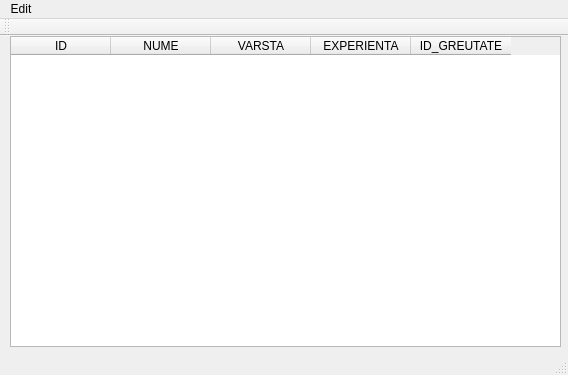
The window that mainwindow.ui (vioan12/BD_Proiect) describes before a commit, drawn with Qt 5.
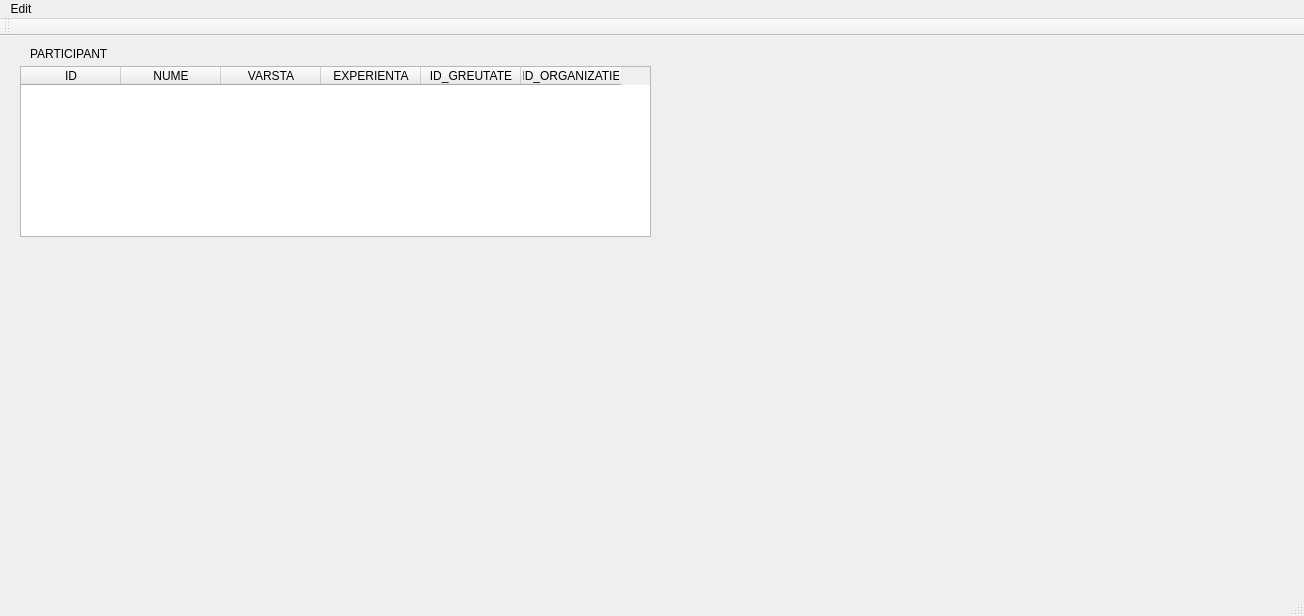
The same window after the commit.

Commit message: -Am facut modificari la AddParticipant

```diff
--- a/mainwindow.ui
+++ b/mainwindow.ui
@@ -6,8 +6,8 @@
    <rect>
     <x>0</x>
     <y>0</y>
-    <width>568</width>
-    <height>375</height>
+    <width>1304</width>
+    <height>616</height>
    </rect>
   </property>
   <property name="windowTitle">
@@ -17,10 +17,10 @@
    <widget class="QTableWidget" name="tableWidget">
     <property name="geometry">
      <rect>
-      <x>10</x>
-      <y>0</y>
-      <width>551</width>
-      <height>311</height>
+      <x>20</x>
+      <y>30</y>
+      <width>631</width>
+      <height>171</height>
      </rect>
     </property>
     <column>
@@ -48,6 +48,24 @@
       <string>ID_GREUTATE</string>
      </property>
     </column>
+    <column>
+     <property name="text">
+      <string>ID_ORGANIZATIE</string>
+     </property>
+    </column>
+   </widget>
+   <widget class="QLabel" name="label">
+    <property name="geometry">
+     <rect>
+      <x>30</x>
+      <y>10</y>
+      <width>101</width>
+      <height>16</height>
+     </rect>
+    </property>
+    <property name="text">
+     <string>PARTICIPANT</string>
+    </property>
    </widget>
   </widget>
   <widget class="QMenuBar" name="menuBar">
@@ -55,7 +73,7 @@
     <rect>
      <x>0</x>
      <y>0</y>
-     <width>568</width>
+     <width>1304</width>
      <height>21</height>
     </rect>
    </property>
```
Left out of the diff: 2 changed lines with no effect on the pictures. The commit also changes 10 other files.
